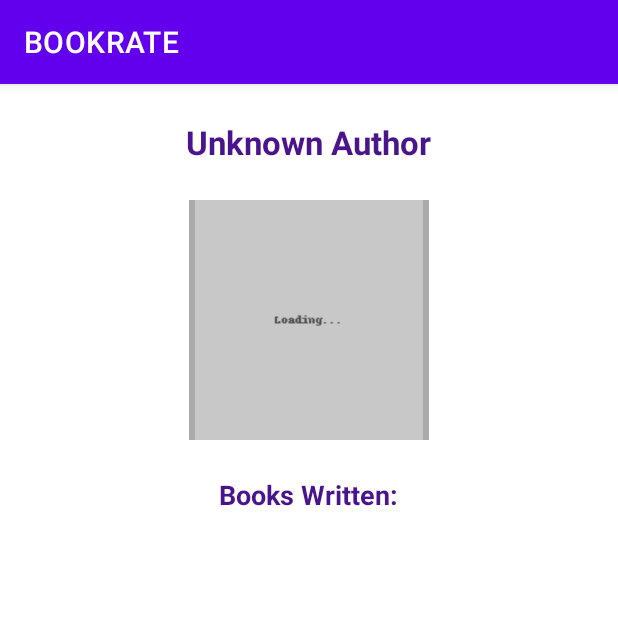
After one commit to Denisa-Manta/BookRate, an Android app: the AuthorProfileActivity screen opened directly, with no data from a screen before it, on a phone screen of 412 x 824 dp, the top half of it. The commit adds this screen. Run offline under Robolectric (Android 15) with nearby library versions, the phone set to English and light mode, and no system bars; our stand-ins replace Firebase (no records; nobody signed in at launch, a user with empty details on screens opened directly); pictures from the network do not load.

Commit message:
storage firebase photo book and profile + user/author profile

```diff
--- /dev/null
+++ b/app/src/main/java/com/example/bookrate/activity/AuthorProfileActivity.java
@@ -0,0 +1,136 @@
+package com.example.bookrate.activity;
+
+import android.app.Activity;
+import android.content.Intent;
+import android.net.Uri;
+import android.os.Bundle;
+import android.util.Log;
+import android.widget.*;
+
+import androidx.appcompat.app.AppCompatActivity;
+import androidx.recyclerview.widget.LinearLayoutManager;
+import androidx.recyclerview.widget.RecyclerView;
+
+import com.bumptech.glide.Glide;
+import com.example.bookrate.R;
+import com.example.bookrate.adapter.CurrentlyReadingAdapter;
+import com.example.bookrate.model.Book;
+import com.google.firebase.auth.FirebaseAuth;
+import com.google.firebase.database.*;
+import com.google.firebase.storage.FirebaseStorage;
+import com.google.firebase.storage.StorageReference;
+
+import java.util.ArrayList;
+import java.util.List;
+
+public class AuthorProfileActivity extends AppCompatActivity {
+
+    private ImageView profileImageView;
+    private TextView authorNameTextView;
+    private RecyclerView booksWrittenRecyclerView;
+    private CurrentlyReadingAdapter booksAdapter;
+    private final List<Book> booksWritten = new ArrayList<>();
+
+    private final int PICK_IMAGE_REQUEST = 2001;
+
+    private final String authorId = FirebaseAuth.getInstance().getCurrentUser().getUid();
+    private final DatabaseReference usersRef = FirebaseDatabase.getInstance(
+            "https://bookrate-4dc23-default-rtdb.europe-west1.firebasedatabase.app/")
+            .getReference("users").child(authorId);
+    private final DatabaseReference booksRef = FirebaseDatabase.getInstance(
+            "https://bookrate-4dc23-default-rtdb.europe-west1.firebasedatabase.app/")
+            .getReference("books");
+    private final StorageReference storageRef = FirebaseStorage.getInstance("gs://bookrate-4dc23.firebasestorage.app")
+            .getReference("profile_images")
+            .child(authorId + ".jpg");
+
+    @Override
+    protected void onCreate(Bundle savedInstanceState) {
+        super.onCreate(savedInstanceState);
+        setContentView(R.layout.activity_author_profile);
+
+        profileImageView = findViewById(R.id.authorProfileImageView);
+        authorNameTextView = findViewById(R.id.authorNameTextView);
+        booksWrittenRecyclerView = findViewById(R.id.booksWrittenRecyclerView);
+
+        booksAdapter = new CurrentlyReadingAdapter(this, booksWritten);
+        LinearLayoutManager layoutManager = new LinearLayoutManager(this, LinearLayoutManager.HORIZONTAL, false);
+        booksWrittenRecyclerView.setLayoutManager(layoutManager);
+        booksWrittenRecyclerView.setAdapter(booksAdapter);
+
+        loadAuthorProfile();
+        profileImageView.setOnClickListener(v -> pickImageFromGallery());
+    }
+
+    private void loadAuthorProfile() {
+        usersRef.addListenerForSingleValueEvent(new ValueEventListener() {
+            @Override
+            public void onDataChange(DataSnapshot snapshot) {
+                String name = snapshot.child("name").getValue(String.class);
+                String profileImageUrl = snapshot.child("profileImageUrl").getValue(String.class);
+                Log.d("AUTHOR_DEBUG", "Fetched name from DB: " + name);
+                authorNameTextView.setText(name != null ? name : "Unknown Author");
+
+                if (profileImageUrl != null) {
+                    Glide.with(AuthorProfileActivity.this)
+                            .load(profileImageUrl)
+                            .placeholder(R.drawable.placeholder_image)
+                            .into(profileImageView);
+                }
+
+                // Load books written by this author
+                booksRef.addListenerForSingleValueEvent(new ValueEventListener() {
+                    @Override
+                    public void onDataChange(DataSnapshot booksSnapshot) {
+                        booksWritten.clear();
+                        for (DataSnapshot snap : booksSnapshot.getChildren()) {
+                            Book book = snap.getValue(Book.class);
+                            if (book != null && authorNameTextView.getText().toString().equals(book.getAuthor())) {
+                                book.setId(snap.getKey());
+                                booksWritten.add(book);
+                            }
+                        }
+                        booksAdapter.notifyDataSetChanged();
+                    }
+
+                    @Override
+                    public void onCancelled(DatabaseError error) {}
+                });
+            }
+
+            @Override
+            public void onCancelled(DatabaseError error) {
+                Toast.makeText(AuthorProfileActivity.this, "Failed to load profile", Toast.LENGTH_SHORT).show();
+            }
+        });
+    }
+
+    private void pickImageFromGallery() {
+        Intent intent = new Intent(Intent.ACTION_GET_CONTENT);
+        intent.setType("image/*");
+        startActivityForResult(intent, PICK_IMAGE_REQUEST);
+    }
+
+    @Override
+    protected void onActivityResult(int requestCode, int resultCode, Intent data) {
+        super.onActivityResult(requestCode, resultCode, data);
+
+        if (requestCode == PICK_IMAGE_REQUEST && resultCode == Activity.RESULT_OK && data != null) {
+            Uri imageUri = data.getData();
+            if (imageUri != null) {
+                uploadProfileImage(imageUri);
+            }
+        }
+    }
+
+    private void uploadProfileImage(Uri imageUri) {
+        storageRef.putFile(imageUri)
+                .addOnSuccessListener(taskSnapshot -> storageRef.getDownloadUrl().addOnSuccessListener(uri -> {
+                    String downloadUrl = uri.toString();
+                    usersRef.child("profileImageUrl").setValue(downloadUrl);
+                    Glide.with(AuthorProfileActivity.this).load(downloadUrl).into(profileImageView);
+                    Toast.makeText(this, "Profile picture updated", Toast.LENGTH_SHORT).show();
+                }))
+                .addOnFailureListener(e -> Toast.makeText(this, "Upload failed", Toast.LENGTH_SHORT).show());
+    }
+}
--- a/app/src/main/java/com/example/bookrate/activity/UserProfileActivity.java
+++ b/app/src/main/java/com/example/bookrate/activity/UserProfileActivity.java
@@ -37,8 +37,9 @@ public class UserProfileActivity extends AppCompatActivity {
             "https://bookrate-4dc23-default-rtdb.europe-west1.firebasedatabase.app/")
             .getReference("users").child(userId);
 
-    private final StorageReference storageRef = FirebaseStorage.getInstance()
-            .getReference("profile_images").child(userId + ".jpg");
+    private final StorageReference storageRef = FirebaseStorage.getInstance("gs://bookrate-4dc23.firebasestorage.app")
+            .getReference("profile_images")
+            .child(userId + ".jpg");
 
     private final DatabaseReference booksRef = FirebaseDatabase.getInstance(
             "https://bookrate-4dc23-default-rtdb.europe-west1.firebasedatabase.app/")
--- /dev/null
+++ b/app/src/main/res/layout/activity_author_profile.xml
@@ -0,0 +1,48 @@
+<?xml version="1.0" encoding="utf-8"?>
+<LinearLayout xmlns:android="http://schemas.android.com/apk/res/android"
+    xmlns:app="http://schemas.android.com/apk/res-auto"
+    android:layout_width="match_parent"
+    android:layout_height="match_parent"
+    android:orientation="vertical"
+    android:padding="24dp"
+    android:gravity="top|center_horizontal"
+    android:background="@android:color/white">
+
+    <TextView
+        android:id="@+id/authorNameTextView"
+        android:layout_width="wrap_content"
+        android:layout_height="wrap_content"
+        android:text="Author Name"
+        android:textSize="22sp"
+        android:textStyle="bold"
+        android:textColor="#4A148C"
+        android:layout_marginBottom="24dp" />
+
+    <ImageView
+        android:id="@+id/authorProfileImageView"
+        android:layout_width="160dp"
+        android:layout_height="160dp"
+        android:src="@drawable/placeholder_image"
+        android:scaleType="centerCrop"
+        android:background="@android:color/darker_gray"
+        android:layout_marginBottom="24dp"
+        android:padding="4dp"
+        android:contentDescription="Profile Image" />
+
+    <TextView
+        android:layout_width="wrap_content"
+        android:layout_height="wrap_content"
+        android:text="Books Written:"
+        android:textSize="18sp"
+        android:textStyle="bold"
+        android:textColor="#4A148C"
+        android:layout_marginBottom="8dp" />
+
+    <androidx.recyclerview.widget.RecyclerView
+        android:id="@+id/booksWrittenRecyclerView"
+        android:layout_width="match_parent"
+        android:layout_height="200dp"
+        android:layout_marginTop="4dp"
+        android:scrollbars="horizontal" />
+
+</LinearLayout>
```
Also changed, not shown: app/src/main/AndroidManifest.xml (+5 -2 lines), app/src/main/java/com/example/bookrate/activity/AddBookActivity.java (+49 -7 lines), app/src/main/java/com/example/bookrate/activity/AuthorActivity.java (+7 -0 lines), app/src/main/res/layout/activity_add_book.xml (+23 -0 lines), app/src/main/res/layout/activity_author.xml (+59 -37 lines).
